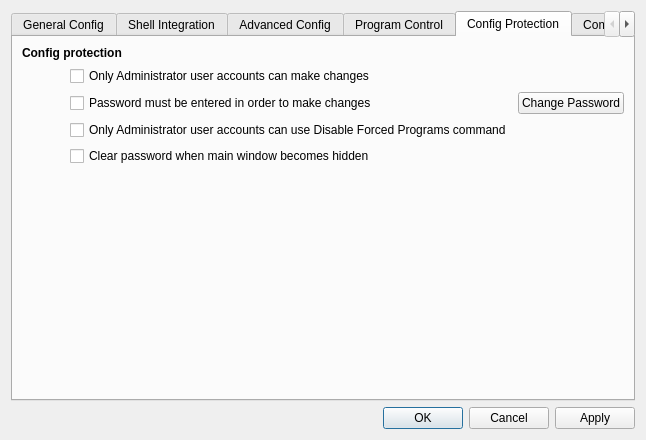
The window that SandboxiePlus/SandMan/Forms/SettingsWindow.ui (sandboxie-plus/Sandboxie) describes before a commit, drawn with Qt 5.
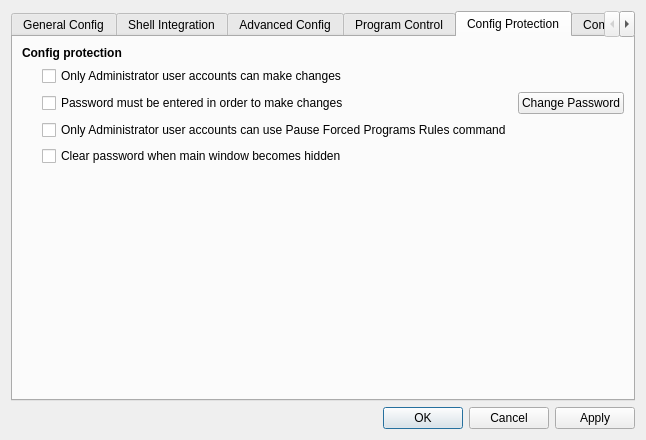
The same window after the commit. The open tabs and pages were chosen to show the change. Icons and pictures are not drawn.

Commit message:
Update Forced Programs checkbox
Similarly to https://github.com/sandboxie-plus/Sandboxie/commit/b753b0039b44ac56c806b0d5fffc2f9afde5a2fb#diff-04e85177c4d15d42b1bf0fe9ffe8ef5d20cc37f6fc3ccff40003353269a85896

```diff
--- a/SandboxiePlus/SandMan/Forms/SettingsWindow.ui
+++ b/SandboxiePlus/SandMan/Forms/SettingsWindow.ui
@@ -616,7 +616,7 @@
            <item row="3" column="1">
             <widget class="QCheckBox" name="chkAdminOnlyFP">
              <property name="text">
-              <string>Only Administrator user accounts can use Disable Forced Programs command</string>
+              <string>Only Administrator user accounts can use Pause Forced Programs Rules command</string>
              </property>
             </widget>
            </item>
```
